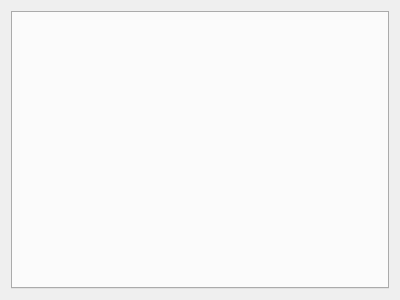
firstsecret/simple-browser, file mainwindow.ui: the form before one commit.
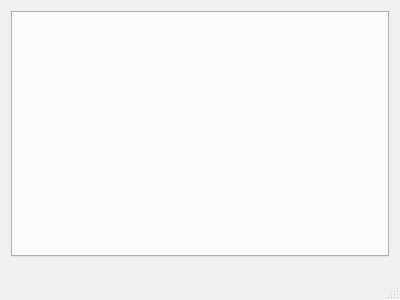
The form after the commit.

Diff of the .ui file:
```diff
--- a/mainwindow.ui
+++ b/mainwindow.ui
@@ -10,6 +10,12 @@
     <height>300</height>
    </rect>
   </property>
+  <property name="minimumSize">
+   <size>
+    <width>0</width>
+    <height>32</height>
+   </size>
+  </property>
   <property name="windowTitle">
    <string>MainWindow</string>
   </property>
@@ -41,6 +47,14 @@
     </item>
    </layout>
   </widget>
+  <widget class="QStatusBar" name="statusBar">
+   <property name="minimumSize">
+    <size>
+     <width>0</width>
+     <height>32</height>
+    </size>
+   </property>
+  </widget>
  </widget>
  <layoutdefault spacing="6" margin="11"/>
  <resources/>
```
